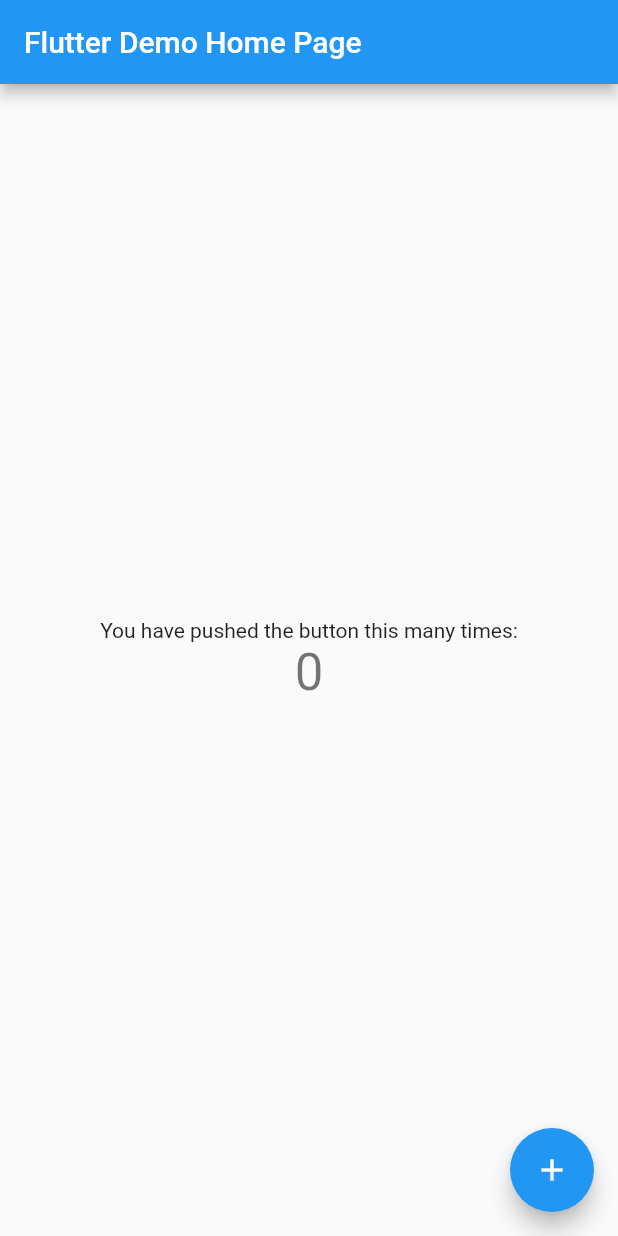
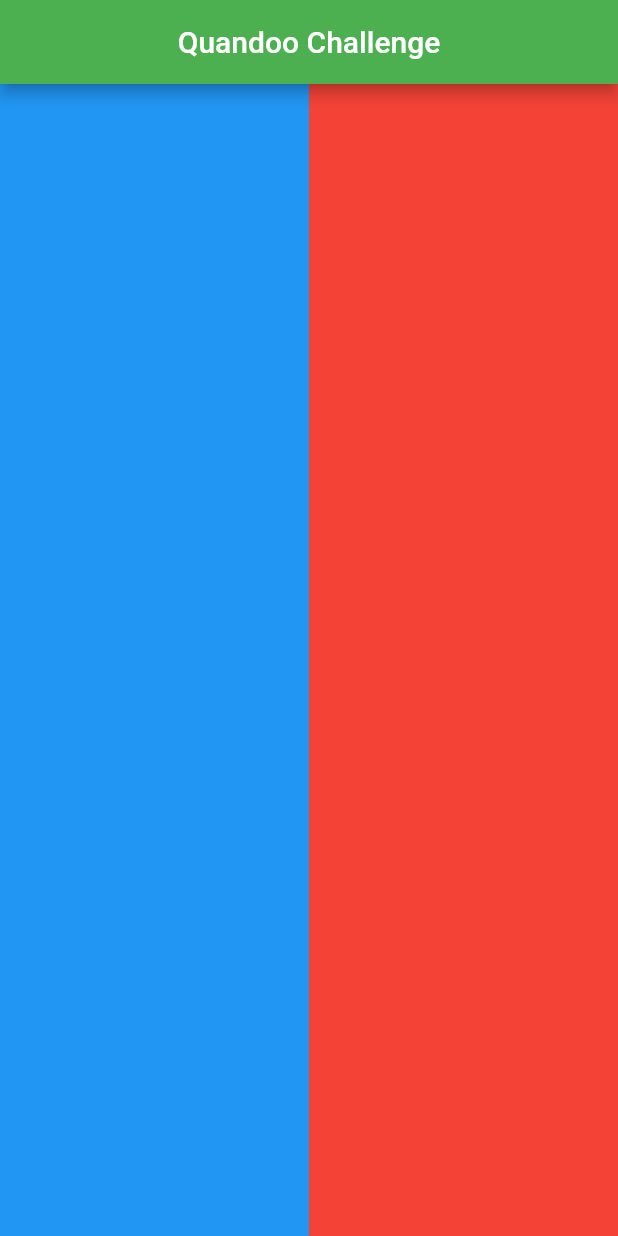
Before and after one commit to selecky/quandoo_challenge, a Flutter app: the screen it shows after launch, on a phone screen of 412 x 824 dp. Run offline on Flutter 3.47's test engine with Material 2 defaults, Android fonts, the phone set to English and light mode, and no system bars.

Commit message:
2 - master/detail created

```diff
--- /dev/null
+++ b/lib/detail.dart
@@ -0,0 +1,15 @@
+import 'package:flutter/material.dart';
+
+class Detail extends StatefulWidget {
+  const Detail({Key? key}) : super(key: key);
+
+  @override
+  _DetailState createState() => _DetailState();
+}
+
+class _DetailState extends State<Detail> {
+  @override
+  Widget build(BuildContext context) {
+    return Expanded(child: Container(color: Colors.red,));
+  }
+}
--- a/lib/main.dart
+++ b/lib/main.dart
@@ -1,4 +1,7 @@
 import 'package:flutter/material.dart';
+import 'package:quandoo_challenge/detail.dart';
+import 'package:quandoo_challenge/master.dart';
+import 'package:quandoo_challenge/strings.dart';
 
 void main() {
   runApp(MyApp());
@@ -9,35 +12,19 @@ class MyApp extends StatelessWidget {
   @override
   Widget build(BuildContext context) {
     return MaterialApp(
-      title: 'Flutter Demo',
+      debugShowCheckedModeBanner: false,
+      title: Strings.title,
       theme: ThemeData(
-        // This is the theme of your application.
-        //
-        // Try running your application with "flutter run". You'll see the
-        // application has a blue toolbar. Then, without quitting the app, try
-        // changing the primarySwatch below to Colors.green and then invoke
-        // "hot reload" (press "r" in the console where you ran "flutter run",
-        // or simply save your changes to "hot reload" in a Flutter IDE).
-        // Notice that the counter didn't reset back to zero; the application
-        // is not restarted.
-        primarySwatch: Colors.blue,
+
+        primarySwatch: Colors.green,
       ),
-      home: MyHomePage(title: 'Flutter Demo Home Page'),
+      home: MyHomePage(title: Strings.title),
     );
   }
 }
 
 class MyHomePage extends StatefulWidget {
   MyHomePage({Key? key, required this.title}) : super(key: key);
-
-  // This widget is the home page of your application. It is stateful, meaning
-  // that it has a State object (defined below) that contains fields that affect
-  // how it looks.
-
-  // This class is the configuration for the state. It holds the values (in this
-  // case the title) provided by the parent (in this case the App widget) and
-  // used by the build method of the State. Fields in a Widget subclass are
-  // always marked "final".
 
   final String title;
 
@@ -46,68 +33,20 @@ class MyHomePage extends StatefulWidget {
 }
 
 class _MyHomePageState extends State<MyHomePage> {
-  int _counter = 0;
 
-  void _incrementCounter() {
-    setState(() {
-      // This call to setState tells the Flutter framework that something has
-      // changed in this State, which causes it to rerun the build method below
-      // so that the display can reflect the updated values. If we changed
-      // _counter without calling setState(), then the build method would not be
-      // called again, and so nothing would appear to happen.
-      _counter++;
-    });
-  }
 
   @override
   Widget build(BuildContext context) {
-    // This method is rerun every time setState is called, for instance as done
-    // by the _incrementCounter method above.
-    //
-    // The Flutter framework has been optimized to make rerunning build methods
-    // fast, so that you can just rebuild anything that needs updating rather
-    // than having to individually change instances of widgets.
     return Scaffold(
       appBar: AppBar(
-        // Here we take the value from the MyHomePage object that was created by
-        // the App.build method, and use it to set our appbar title.
         title: Text(widget.title),
+        centerTitle: true,
       ),
-      body: Center(
-        // Center is a layout widget. It takes a single child and positions it
-        // in the middle of the parent.
-        child: Column(
-          // Column is also a layout widget. It takes a list of children and
-          // arranges them vertically. By default, it sizes itself to fit its
-          // children horizontally, and tries to be as tall as its parent.
-          //
-          // Invoke "debug painting" (press "p" in the console, choose the
-          // "Toggle Debug Paint" action from the Flutter Inspector in Android
-          // Studio, or the "Toggle Debug Paint" command in Visual Studio Code)
-          // to see the wireframe for each widget.
-          //
-          // Column has various properties to control how it sizes itself and
-          // how it positions its children. Here we use mainAxisAlignment to
-          // center the children vertically; the main axis here is the vertical
-          // axis because Columns are vertical (the cross axis would be
-          // horizontal).
-          mainAxisAlignment: MainAxisAlignment.center,
-          children: <Widget>[
-            Text(
-              'You have pushed the button this many times:',
-            ),
-            Text(
-              '$_counter',
-              style: Theme.of(context).textTheme.headline4,
-            ),
-          ],
-        ),
-      ),
-      floatingActionButton: FloatingActionButton(
-        onPressed: _incrementCounter,
-        tooltip: 'Increment',
-        child: Icon(Icons.add),
-      ), // This trailing comma makes auto-formatting nicer for build methods.
+      body: Row(
+        children: [
+          Master(),
+          Detail(),
+        ],)
     );
   }
 }
--- /dev/null
+++ b/lib/master.dart
@@ -0,0 +1,15 @@
+import 'package:flutter/material.dart';
+
+class Master extends StatefulWidget {
+  const Master({Key? key}) : super(key: key);
+
+  @override
+  _MasterState createState() => _MasterState();
+}
+
+class _MasterState extends State<Master> {
+  @override
+  Widget build(BuildContext context) {
+    return Expanded(child: Container(color: Colors.blue,));
+  }
+}
--- /dev/null
+++ b/lib/strings.dart
@@ -0,0 +1,7 @@
+
+
+class Strings {
+
+  static String title = 'Quandoo Challenge';
+
+}
```
